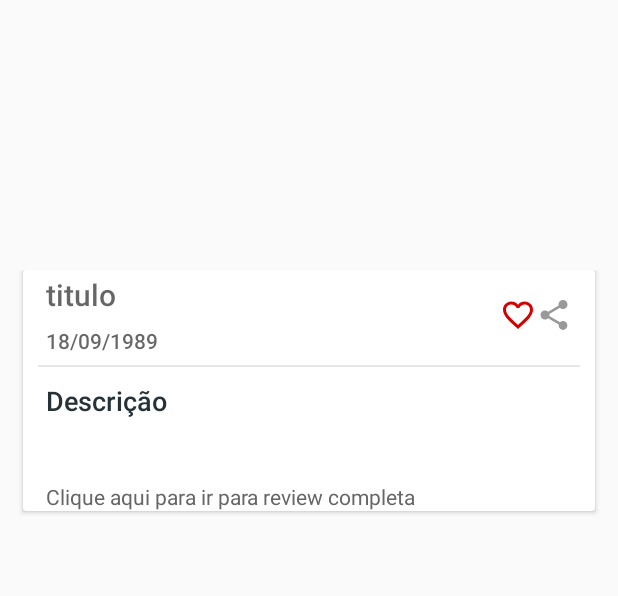
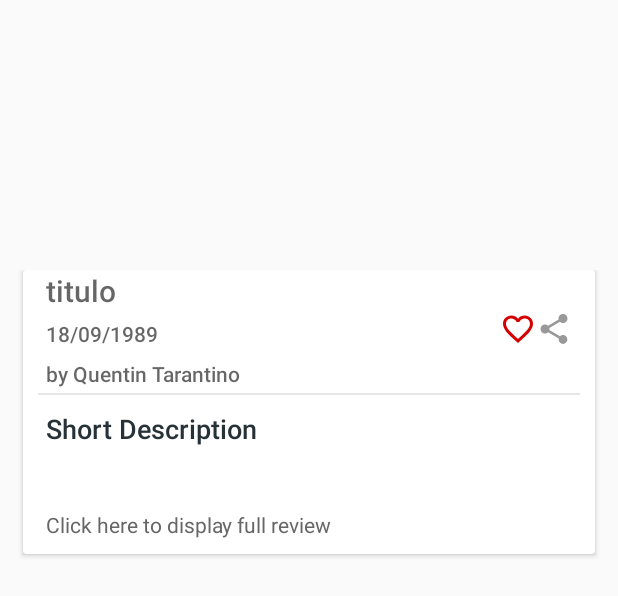
Before and after one commit to Vitor720/ReservoirReviews, an Android app: the layout fragment_details.xml on its own in the app's theme, with its tools: preview values and no code run, on a phone screen of 412 x 824 dp. Shown: the top 596 px of the screen. Run offline under Robolectric (Android 15) with nearby library versions, the phone set to English and light mode, and no system bars.

Commit message:
Adicionado carragamento da review completa se tiver acesso a internet

```diff
--- a/app/src/main/res/layout/fragment_details.xml
+++ b/app/src/main/res/layout/fragment_details.xml
@@ -66,7 +66,7 @@
 
                             <LinearLayout
                                 android:layout_width="match_parent"
-                                android:layout_height="60dp"
+                                android:layout_height="wrap_content"
                                 android:gravity="center_vertical"
                                 android:orientation="horizontal"
                                 android:paddingLeft="15dp"
@@ -79,6 +79,7 @@
                                     android:orientation="vertical">
 
                                     <TextView
+                                        android:id="@+id/movie_name"
                                         android:layout_width="wrap_content"
                                         android:layout_height="wrap_content"
                                         android:text="@{movie.movieTitle}"
@@ -87,10 +88,21 @@
                                         android:textColor="@color/grey_90" />
 
                                     <TextView
+                                        android:id="@+id/release_date"
                                         android:layout_width="wrap_content"
                                         android:layout_height="wrap_content"
-                                        android:text="@{movie.releaseDate}"
+                                        android:text="@{movie.getDisplayDate()}"
                                         android:hint="18/09/1989"
+                                        android:layout_marginTop="5dp"
+                                        android:textAppearance="@style/TextAppearance.AppCompat.Body2"
+                                        android:textColor="@color/grey_40" />
+
+                                    <TextView
+                                        android:id="@+id/review_author"
+                                        android:layout_width="wrap_content"
+                                        android:layout_height="wrap_content"
+                                        android:text="@{movie.getReviewAuthor()}"
+                                        android:hint="by Quentin Tarantino"
                                         android:layout_marginTop="7dp"
                                         android:textAppearance="@style/TextAppearance.AppCompat.Body2"
                                         android:textColor="@color/grey_40" />
@@ -129,7 +141,7 @@
                                 android:layout_marginLeft="15dp"
                                 android:layout_marginRight="15dp"
                                 android:layout_marginTop="10dp"
-                                android:text="Descrição"
+                                android:text="Short Description"
                                 android:textAppearance="@style/TextAppearance.AppCompat.Medium"
                                 android:textColor="@color/grey_90"
                                 app:fontFamily="sans-serif-medium" />
@@ -154,11 +166,29 @@
                                 android:layout_width="match_parent"
                                 android:layout_height="wrap_content"
                                 android:textColor="@color/grey_60"
-                                android:text="Clique aqui para ir para review completa"/>
+                                android:text="Click here to display full review"/>
 
+                            <RelativeLayout
+                                android:layout_marginLeft="15dp"
+                                android:layout_marginRight="15dp"
+                                android:layout_marginTop="10dp"
+                                android:lineSpacingExtra="3dp"
+                                android:layout_width="match_parent"
+                                android:layout_height="match_parent">
 
+                                <WebView
+                                    android:id="@+id/webView"
+                                    android:layout_width="match_parent"
+                                    android:layout_height="fill_parent"
+                                    android:layout_alignParentTop="true"
+                                    android:layout_alignParentStart="true"
+                                    android:layout_alignParentBottom="true"
+                                    android:layout_alignParentEnd="true" />
+
+                            </RelativeLayout>
 
                         </LinearLayout>
+
 
                     </androidx.cardview.widget.CardView>
 
```
Also changed, not shown: app/src/main/java/com/ddapps/reservoirreviews/domain/common/model/MovieDisplay.kt (+10 -0 lines), app/src/main/java/com/ddapps/reservoirreviews/domain/usecase/DisplayReviewsUseCase.kt (+6 -2 lines), app/src/main/java/com/ddapps/reservoirreviews/ui/fragments/DetailsFragment.kt (+13 -6 lines).
